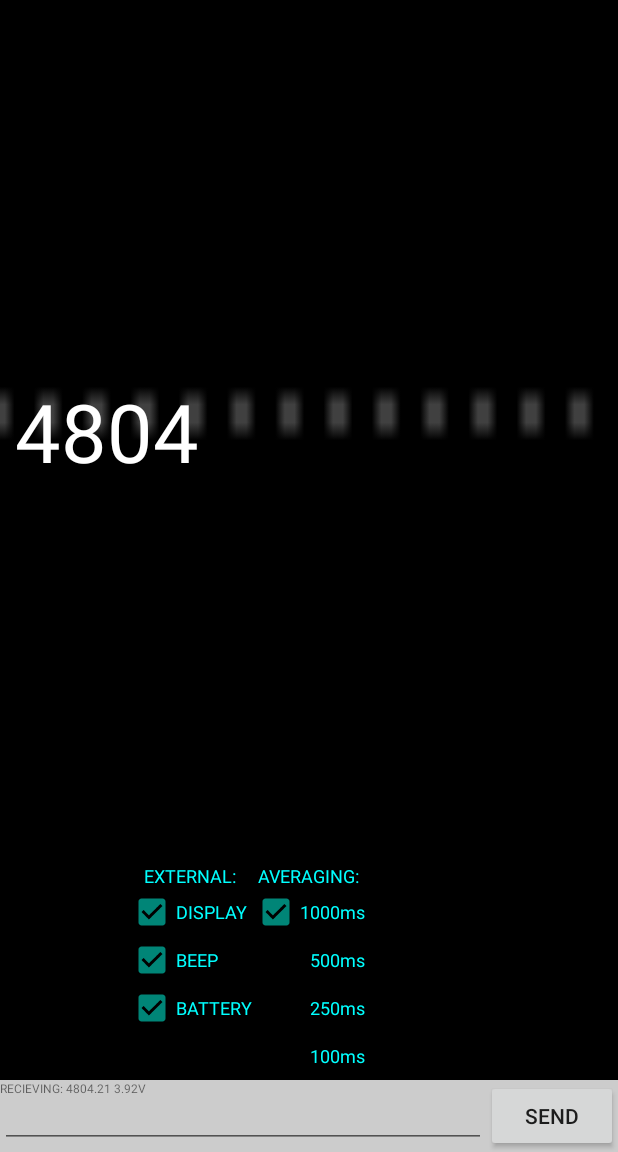
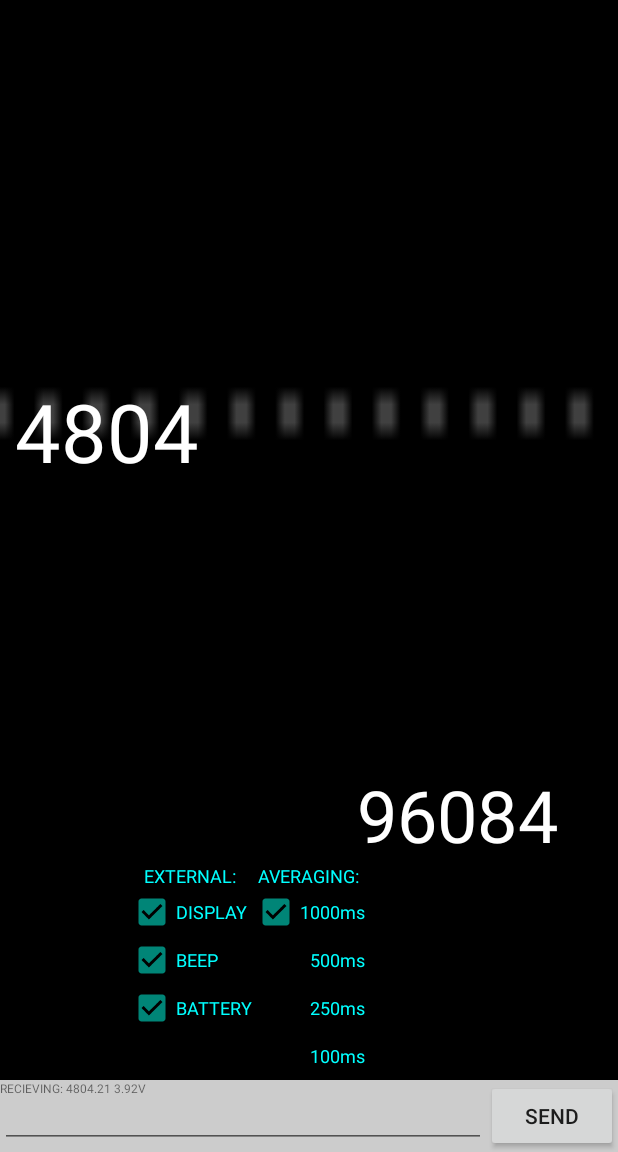
Before and after one commit to glydrfreak/vSpeed-Vario, an Android app: the vSpeedVarioActivity screen opened directly, with no data from a screen before it, on a phone screen of 412 x 824 dp, the part 84-1236 px from its top. Run offline under Robolectric (Android 15) with nearby library versions, the phone set to English and light mode, and no system bars.

Commit message:
Debugged bluetooth transmission completion errors

```diff
--- a/Android/vSpeedVario/app/src/main/java/com/adafruit/bluefruit/le/connect/app/vSpeedVarioActivity.java
+++ b/Android/vSpeedVario/app/src/main/java/com/adafruit/bluefruit/le/connect/app/vSpeedVarioActivity.java
@@ -18,6 +18,7 @@ import android.graphics.Rect;
 import android.graphics.drawable.BitmapDrawable;
 import android.os.Bundle;
 import android.os.Handler;
+import android.os.SystemClock;
 import android.text.Spannable;
 import android.text.SpannableStringBuilder;
 import android.text.style.ForegroundColorSpan;
@@ -60,6 +61,12 @@ import java.util.regex.Pattern;
 
 public class vSpeedVarioActivity extends vSpeedVarioInterfaceActivity /*implements MqttManager.MqttManagerListener*/ {
 
+    private String part1;
+    private String part2;
+    private boolean flagForPart2 = false;
+    private int illTakeTheNextPass = 0;
+
+    private double previousMillis = 0;
     public boolean displaychecked = true;
     public boolean beepchecked = true;
     public boolean batterychecked = true;
@@ -128,6 +135,7 @@ public class vSpeedVarioActivity extends vSpeedVarioInterfaceActivity /*implemen
     private DataFragment mRetainedDataFragment;
 
     private int maxPacketsToPaintAsText;
+
 
     @Override
     protected void onCreate(Bundle savedInstanceState) {
@@ -276,11 +284,31 @@ public class vSpeedVarioActivity extends vSpeedVarioInterfaceActivity /*implemen
         }catch(ArrayIndexOutOfBoundsException a){
             splitAlti = prevSplitAlti;
         }
-        prevSplitAlti = splitAlti;
+
+        //double currentMillis = SystemClock.uptimeMillis();
+        long currentMillis = SystemClock.currentThreadTimeMillis();
+
 
         long roundedAlti = Math.round(splitAlti);
         TextView splitAltitude = (TextView) findViewById(R.id.splitAltitude);
         splitAltitude.setText(String.valueOf(roundedAlti));
+
+
+
+
+        int velo = (int) (((splitAlti-prevSplitAlti))*(20));
+
+        //System.out.println();
+        System.out.print(" incoming:");System.out.println(incoming);
+        //System.out.print(" diffAlti:");System.out.print(splitAlti-prevSplitAlti);
+        //System.out.print(" currentMillis:");System.out.print(currentMillis);
+        //System.out.print(" velo:");System.out.println(velo);
+
+        prevSplitAlti = splitAlti;
+        previousMillis = currentMillis;
+
+        TextView velocity = (TextView) findViewById(R.id.velocity);
+        velocity.setText(String.valueOf(velo));
 
         Paint black = new Paint();
         black.setColor(Color.parseColor("#000000"));
@@ -379,13 +407,15 @@ public class vSpeedVarioActivity extends vSpeedVarioInterfaceActivity /*implemen
     public void batteryclick(View view){
         CheckBox battery = ( CheckBox ) findViewById(R.id.battery);
         if(!batterychecked){
+            battery.setChecked(true);
             batterychecked = true;
-            battery.setChecked(true);
+            vSpeedVarioSendData("v", false);
         }else{
+            battery.setChecked(false);
             batterychecked = false;
-            battery.setChecked(false);
+            vSpeedVarioSendData("v", false);
         }
-        vSpeedVarioSendData("v", false);
+
     }
 
     private void vSpeedVarioSendData(String data, boolean wasReceivedFromMqtt) {
@@ -433,68 +463,6 @@ public class vSpeedVarioActivity extends vSpeedVarioInterfaceActivity /*implemen
     }
 
 
-
-
-    /*public void onClickCopy(View view) {
-        String text = mBufferTextView.getText().toString(); // mShowDataInHexFormat ? mHexSpanBuffer.toString() : mAsciiSpanBuffer.toString();
-        ClipboardManager clipboard = (ClipboardManager) getSystemService(CLIPBOARD_SERVICE);
-        ClipData clip = ClipData.newPlainText("UART", text);
-        clipboard.setPrimaryClip(clip);
-    }*/
-
-    /*public void onClickClear(View view) {
-        mTextSpanBuffer.clear();
-        mDataBufferLastSize = 0;
-        mBufferListAdapter.clear();
-        mBufferTextView.setText("");
-
-        mDataBuffer.clear();
-        mSentBytes = 0;
-        mReceivedBytes = 0;
-        updateUI();
-    }*/
-
-    /*public void onClickShare(View view) {
-        String textToSend = mBufferTextView.getText().toString(); // (mShowDataInHexFormat ? mHexSpanBuffer : mAsciiSpanBuffer).toString();
-
-        if (textToSend.length() > 0) {
-
-            Intent sendIntent = new Intent();
-            sendIntent.setAction(Intent.ACTION_SEND);
-            sendIntent.putExtra(Intent.EXTRA_TEXT, textToSend);
-            sendIntent.putExtra(Intent.EXTRA_SUBJECT, getString(R.string.vspeedvario_share_subject));     // subject will be used if sent to an email app
-            sendIntent.setType("text/*");       // Note: don't use text/plain because dropbox will not appear as destination
-            // startActivity(sendIntent);
-            startActivity(Intent.createChooser(sendIntent, getResources().getText(R.string.vspeedvario_sharechooser_title)));      // Always show the app-chooser
-        } else {
-            new AlertDialog.Builder(this)
-                    .setMessage(getString(R.string.vspeedvario_share_empty))
-                    .setPositiveButton(android.R.string.ok, null)
-                    .show();
-        }
-    }*/
-
-    /*
-    public void onClickFormatAscii(View view) {
-        mShowDataInHexFormat = false;
-        recreateDataView();
-    }
-
-    public void onClickFormatHex(View view) {
-        mShowDataInHexFormat = true;
-        recreateDataView();
-    }
-
-    public void onClickDisplayFormatText(View view) {
-        setDisplayFormatToTimestamp(false);
-        recreateDataView();
-    }
-
-    public void onClickDisplayFormatTimestamp(View view) {
-        setDisplayFormatToTimestamp(true);
-        recreateDataView();
-    }
-    */
 
     private void setDisplayFormatToTimestamp(boolean enabled) {
         mIsTimestampDisplayMode = true;/*enabled;*/
@@ -712,8 +680,31 @@ public class vSpeedVarioActivity extends vSpeedVarioInterfaceActivity /*implemen
                             //mBufferListView.smoothScrollToPosition(mBufferListAdapter.getCount() - 1);
                             //mBufferListView.setSelection(mBufferListAdapter.getCount());
 
-                            TextView altitudeFt = (TextView) findViewById(R.id.altitudeFt);
+                        TextView altitudeFt = (TextView) findViewById(R.id.altitudeFt);
+                        System.out.print(" formattedData:");System.out.print(formattedData);
+
+                        // 'V' is the char representing transmission completion
+                        if(!flagForPart2 && formattedData.charAt(formattedData.length()-1) != 'V'){
+                            part1 = formattedData;
+                            flagForPart2 = true;
+                            illTakeTheNextPass = 1;
+                        }else if(!flagForPart2){
                             altitudeFt.setText(formattedData);
+                        }
+
+                        if(illTakeTheNextPass==2 && flagForPart2){
+                            illTakeTheNextPass = 0;
+                            flagForPart2 = false;
+                            part2 = formattedData;
+                            String splicedData = part1.concat(part2);
+                            System.out.print(" part1:");System.out.print(part1);
+                            System.out.print(" part2:");System.out.print(part2);
+                            System.out.print(" splicedData:");System.out.print(splicedData);
+                            altitudeFt.setText(splicedData);
+                        }else if(illTakeTheNextPass==1 && flagForPart2){
+                            illTakeTheNextPass = 2;
+                        }
+
                         //}
                         updateUI();
                         drawDisplay();
--- a/Android/vSpeedVario/app/src/main/res/layout/activity_vspeedvario.xml
+++ b/Android/vSpeedVario/app/src/main/res/layout/activity_vspeedvario.xml
@@ -69,7 +69,23 @@
             android:textSize="54sp"
             android:textColor="#ffffff"
             android:text="4804"/>
+
     </LinearLayout>
+    <LinearLayout
+        android:layout_width="match_parent"
+        android:layout_height="wrap_content"
+        android:layout_above="@id/averaginglayout">
+        <TextView
+            android:id="@+id/velocity"
+            android:layout_width="match_parent"
+            android:layout_height="wrap_content"
+            android:textSize="48sp"
+            android:textColor="#ffffff"
+            android:gravity="end"
+            android:layout_marginEnd="40dp"
+            android:text="0"/>
+    </LinearLayout>
+
 
     <LinearLayout
         android:id="@+id/averaginglayout"
```
